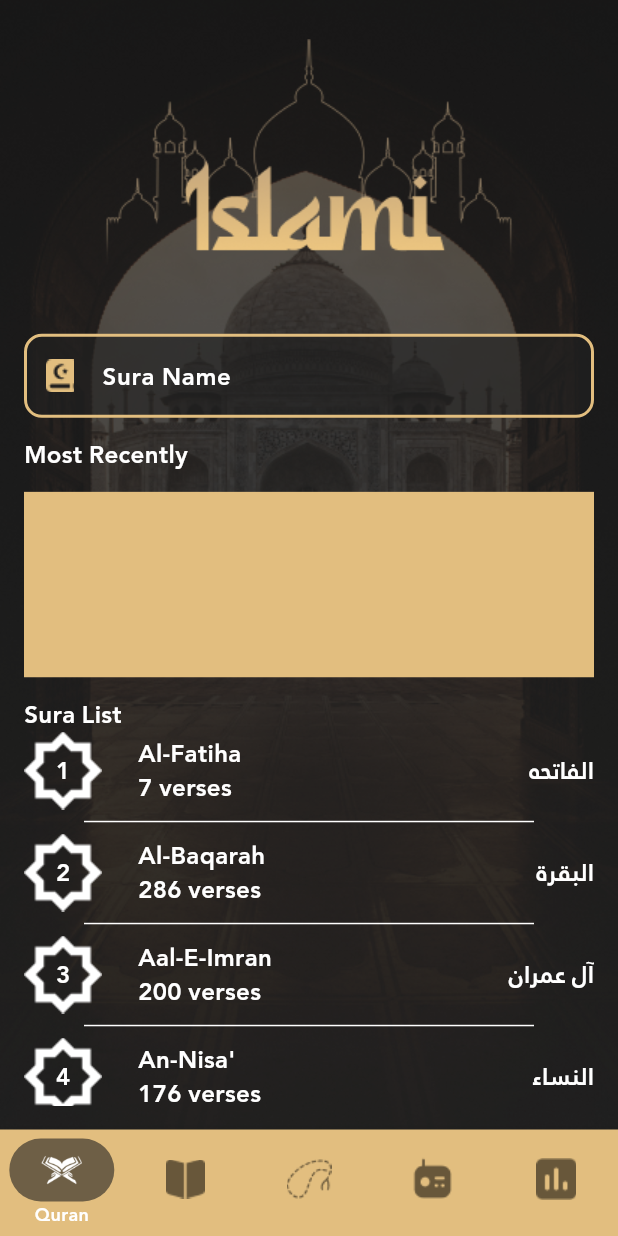
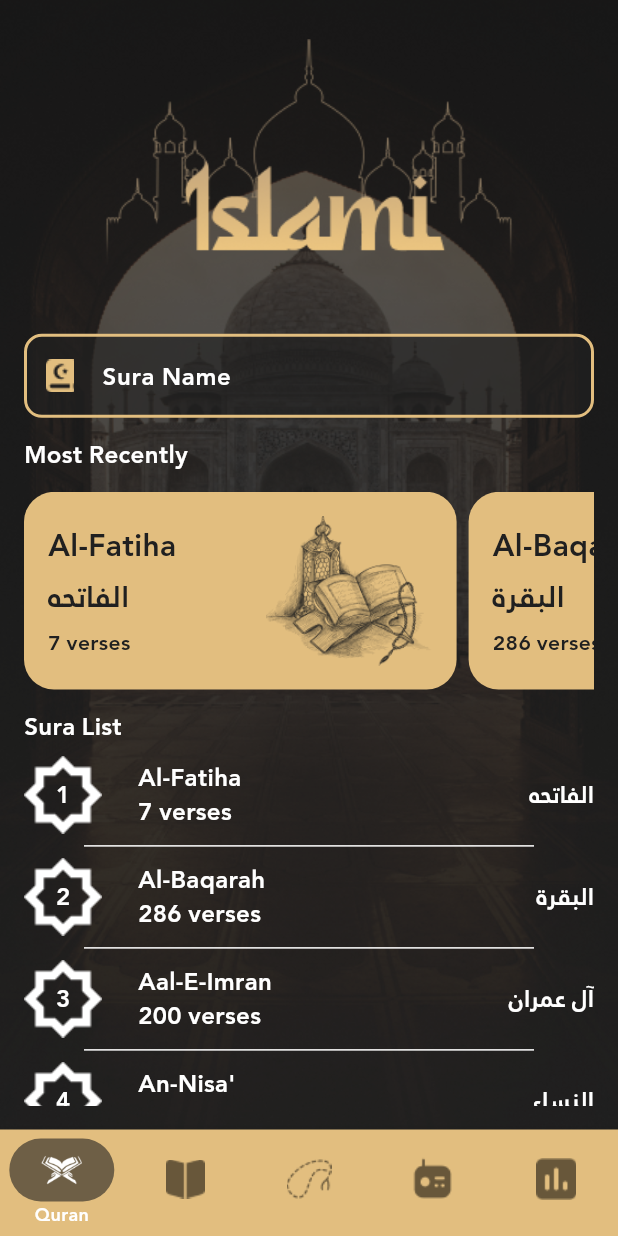
Before and after one commit to yousseftaher65/Islami-App, a Flutter app: the HomeScreen screen opened by its route, on a phone screen of 412 x 824 dp. Run offline on Flutter 3.47's test engine with Material 3 defaults, Android fonts, the phone set to English and light mode, and no system bars; our stand-ins replace introduction_screen, shared_preferences; accounts and stored records are empty.

Commit message:
fix some bugs in quran list , add shared preference package , add most recent list , and search sura logic

```diff
--- a/lib/ui/model/sura_model.dart
+++ b/lib/ui/model/sura_model.dart
@@ -3,9 +3,15 @@ class SuraModel {
   String nameEn;
   int versesNum;
   SuraModel(this.nameAr, this.nameEn, this.versesNum ,);
+
+   @override
+  String toString() {
+    return 'SuraModel(nameAr: $nameAr, nameEn: $nameEn, versesNum: $versesNum)';
+  }
 }
 
 abstract final class Suras {
+  static  List <SuraModel> searchResults = [];
   static final List<SuraModel> suraList = [
     SuraModel("الفاتحه", "Al-Fatiha", 7),
     SuraModel("البقرة", "Al-Baqarah", 286),
--- /dev/null
+++ b/lib/ui/screens/home/tabs/quran_tab/most_recent.dart
@@ -0,0 +1,70 @@
+import 'package:flutter/material.dart';
+import 'package:islami_pojo/ui/model/sura_model.dart';
+import 'package:islami_pojo/ui/screens/home/tabs/quran_tab/sura_details.dart';
+import 'package:islami_pojo/ui/theme/style.dart';
+
+class MostRecent extends StatelessWidget {
+  const MostRecent({
+    super.key,
+  });
+
+  @override
+  Widget build(BuildContext context) {
+    Size size = MediaQuery.sizeOf(context);
+    final sura = Suras.suraList;
+
+    return SizedBox(
+      height: size.height * 0.16,
+      child: ListView.separated(
+        separatorBuilder: (context, index) {
+          return const SizedBox(
+            width: 8,
+          );
+        },
+        itemCount: Suras.suraList.length,
+        scrollDirection: Axis.horizontal,
+        itemBuilder: (context, index) {
+          final item = sura[index];
+          return InkWell(
+            onTap: () {
+              Navigator.pushNamed(context, SuraDetails.tag, arguments: index);
+            },
+            overlayColor: WidgetStatePropertyAll(Colors.transparent),
+            child: Container(
+              padding: const EdgeInsets.all(16),
+              width: size.width * 0.70,
+              decoration: BoxDecoration(
+                borderRadius: BorderRadius.circular(20),
+                color: Style.primaryColor,
+              ),
+              child: Row(
+                mainAxisAlignment: MainAxisAlignment.spaceBetween,
+                children: [
+                  Column(
+                    crossAxisAlignment: CrossAxisAlignment.start,
+                    mainAxisAlignment: MainAxisAlignment.spaceEvenly,
+                    children: [
+                      Text(
+                        item.nameEn,
+                        style: TxtStyle.regular
+                            .copyWith(color: Style.secondaryColor),
+                      ),
+                      Text(item.nameAr,
+                          style: TxtStyle.regular
+                              .copyWith(color: Style.secondaryColor)),
+                      Text(
+                        '${item.versesNum} verses',
+                        style: TxtStyle.versesTxt2,
+                      ),
+                    ],
+                  ),
+                  Image.asset('assets/images/cardImage.png'),
+                ],
+              ),
+            ),
+          );
+        },
+      ),
+    );
+  }
+}
--- a/lib/ui/screens/home/tabs/quran_tab/quran_tab.dart
+++ b/lib/ui/screens/home/tabs/quran_tab/quran_tab.dart
@@ -1,47 +1,77 @@
 import 'package:flutter/material.dart';
+import 'package:islami_pojo/ui/model/sura_model.dart';
+import 'package:islami_pojo/ui/screens/home/tabs/quran_tab/most_recent.dart';
 import 'package:islami_pojo/ui/screens/home/tabs/quran_tab/sura_list.dart';
 import 'package:islami_pojo/ui/theme/style.dart';
 import 'package:islami_pojo/ui/widgets/search_field.dart';
 
-class QuranTab extends StatelessWidget {
+class QuranTab extends StatefulWidget {
   const QuranTab({super.key});
+
+  @override
+  State<QuranTab> createState() => _QuranTabState();
+}
+
+class _QuranTabState extends State<QuranTab> {
+  var userTxt = "";
+
+  @override
+  void initState() {
+    super.initState();
+  }
 
   @override
   Widget build(BuildContext context) {
     Size size = MediaQuery.sizeOf(context);
     return Padding(
-      padding: const EdgeInsets.only(left:  16.0 , right: 16.0 , bottom: 16),
+      padding: const EdgeInsets.only(left: 16.0, right: 16.0, bottom: 16),
       child: Column(
         crossAxisAlignment: CrossAxisAlignment.stretch,
         children: [
           Image.asset('assets/images/onBoarding_header.png'),
           SearchField(
-            controller: TextEditingController(),
+            onSearch: (txt) {
+        userTxt = txt;
+        print("userTxt : ${Suras.searchResults}");
+        setState(() {});
+      },
           ),
           SizedBox(
             height: size.height * 0.016,
           ),
-          Text(
+          const Text(
             'Most Recently',
             style: TxtStyle.mid,
           ),
           SizedBox(
             height: size.height * 0.016,
           ),
-          Container(
-            color: Style.primaryColor,
-            height: size.height * 0.15,
-          ),
+          Suras.searchResults.isNotEmpty ? SizedBox() : MostRecent(),
           SizedBox(
             height: size.height * 0.016,
           ),
-          Text(
-            'Sura List',
-            style: TxtStyle.mid,
-          ),
-          SuraList(),
+          SuraList(userTxt: userTxt,),
         ],
       ),
     );
   }
 }
+
+
+ // onSearch(String text) {
+  //   text = userTxt.toLowerCase();
+  //   Suras.searchResults.clear();
+  //   if (text.isEmpty) {
+  //     setState(() {});
+  //     return;
+  //   }
+
+  //   for (var data in Suras.suraList) {
+  //     if (data.nameAr.contains(text) ||
+  //         data.nameEn.toLowerCase().contains(text.toLowerCase())) {
+  //       Suras.searchResults.add(data);
+  //     }
+  //   }
+  //   print("${Suras.searchResults}");
+  //   setState(() {});
+  // }
--- a/lib/ui/screens/home/tabs/quran_tab/sura_list.dart
+++ b/lib/ui/screens/home/tabs/quran_tab/sura_list.dart
@@ -3,19 +3,31 @@ import 'package:islami_pojo/ui/model/sura_model.dart';
 import 'package:islami_pojo/ui/screens/home/tabs/quran_tab/sura_details.dart';
 import 'package:islami_pojo/ui/theme/style.dart';
 
-class SuraList extends StatefulWidget {
-  const SuraList({super.key});
+class SuraList extends StatelessWidget {
+  final String userTxt;
+  const SuraList({super.key, required this.userTxt});
 
   @override
-  State<SuraList> createState() => _SuraListState();
-}
+  Widget build(BuildContext context) {
+    Suras.searchResults.clear();
+    Suras.searchResults = Suras.suraList.where((sura) {
+      return sura.nameAr.contains(userTxt) || sura.nameEn.toLowerCase().contains(userTxt);
+    }).toList();
 
-class _SuraListState extends State<SuraList> {
-  @override
-  Widget build(BuildContext context) {
-    final suras = Suras.suraList;
+    final suras =
+        Suras.searchResults.isNotEmpty ? Suras.searchResults : Suras.suraList;
     return Expanded(
+      child: Column(
+        crossAxisAlignment: CrossAxisAlignment.start,
+        children: [
+          const Text(
+            'Sura List',
+            style: TxtStyle.mid,
+          ),
+          const SizedBox(height: 8),
+          Expanded(
             child: ListView.separated(
+                padding: EdgeInsets.zero,
                 separatorBuilder: (context, index) {
                   return const Divider(
                     color: Style.whiteColor,
@@ -27,11 +39,11 @@ class _SuraListState extends State<SuraList> {
                 itemBuilder: (context, index) {
                   final sura = suras[index];
                   return InkWell(
-              overlayColor: const WidgetStatePropertyAll(Colors.transparent),
+                    overlayColor:
+                        const WidgetStatePropertyAll(Colors.transparent),
                     onTap: () {
-                setState(() {
-                Navigator.pushNamed(context, SuraDetails.tag,arguments: index);
-                });
+                      Navigator.pushNamed(context, SuraDetails.tag,
+                          arguments: sura);
                     },
                     child: Row(
                       children: [
@@ -75,6 +87,9 @@ class _SuraListState extends State<SuraList> {
                     ),
                   );
                 }),
+          ),
+        ],
+      ),
     );
   }
 }
--- a/lib/ui/screens/introduction/intro_screen.dart
+++ b/lib/ui/screens/introduction/intro_screen.dart
@@ -1,5 +1,6 @@
 import 'package:flutter/material.dart';
 import 'package:introduction_screen/introduction_screen.dart';
+import 'package:islami_pojo/ui/cache/cache_helper.dart';
 import 'package:islami_pojo/ui/screens/home/home_screen.dart';
 import 'package:islami_pojo/ui/theme/style.dart';
 
@@ -41,7 +42,8 @@ class IntroScreen extends StatelessWidget {
           color: const Color(0xff707070)),
       globalBackgroundColor: Style.secondaryColor,
       showDoneButton: true,
-      onDone: () {
+      onDone: () async {
+       await CacheHelper.saveEligibility();
         Navigator.pushReplacementNamed(context, HomeScreen.tag);
       },
       showNextButton: true,
--- a/lib/ui/widgets/search_field.dart
+++ b/lib/ui/widgets/search_field.dart
@@ -3,43 +3,47 @@ import 'package:flutter/services.dart';
 import 'package:islami_pojo/ui/theme/style.dart';
 
 class SearchField extends StatelessWidget {
-  final TextEditingController controller;
-  const SearchField({super.key, required this.controller});
+  final void Function(String)? onSearch;
+  const SearchField({
+    super.key,
+    required this.onSearch,
+  });
 
   @override
   Widget build(BuildContext context) {
     return TextField(
       cursorColor: Style.primaryColor,
-      onChanged: (value) {
-
-      },
-      controller: controller,
+      onChanged: onSearch,
       inputFormatters: [LengthLimitingTextInputFormatter(15)],
       style: TxtStyle.mid,
       decoration: InputDecoration(
           contentPadding: const EdgeInsets.all(16),
-      prefixIcon: const ImageIcon(AssetImage('assets/images/quranIcon2.png'),color: Style.primaryColor,),
-      label: const Text('Sura Name' , style: TxtStyle.mid,),
+          prefixIcon: const ImageIcon(
+            AssetImage('assets/images/quranIcon2.png'),
+            color: Style.primaryColor,
+          ),
+          label: const Text(
+            'Sura Name',
+            style: TxtStyle.mid,
+          ),
           border: OutlineInputBorder(
               borderRadius: BorderRadius.circular(12),
-        borderSide: const BorderSide(width: 2 , color: Style.primaryColor)
-      ),
+              borderSide:
+                  const BorderSide(width: 2, color: Style.primaryColor)),
           enabledBorder: OutlineInputBorder(
               borderRadius: BorderRadius.circular(12),
-        borderSide: const BorderSide(width: 2 , color: Style.primaryColor)
-      ),
+              borderSide:
+                  const BorderSide(width: 2, color: Style.primaryColor)),
           disabledBorder: OutlineInputBorder(
               borderRadius: BorderRadius.circular(12),
-        borderSide: const BorderSide(width: 2 , color: Style.primaryColor)
-      ),
+              borderSide:
+                  const BorderSide(width: 2, color: Style.primaryColor)),
           focusedBorder: OutlineInputBorder(
               borderRadius: BorderRadius.circular(12),
-        borderSide: const BorderSide(width: 2 , color: Style.primaryColor)
-      ),
+              borderSide:
+                  const BorderSide(width: 2, color: Style.primaryColor)),
           filled: true,
-      fillColor: Style.accentColor
-
-      ),
+          fillColor: Style.accentColor),
     );
   }
 }
--- a/pubspec.yaml
+++ b/pubspec.yaml
@@ -11,6 +11,7 @@ dependencies:
     sdk: flutter
   flutter_native_splash: ^2.4.3
   introduction_screen: ^3.1.14
+  shared_preferences: ^2.3.3
 
 dev_dependencies:
   flutter_test:
```
Also changed, not shown: lib/main.dart (+9 -6 lines), lib/ui/cache/cache_helper.dart (added, +19 -0 lines), lib/ui/screens/home/tabs/quran_tab/sura_details.dart (+13 -16 lines), lib/ui/screens/splash_screen/splash_screen.dart (+7 -1 lines), assets/images/2.0x/cardImage@2x.png (added), assets/images/3.0x/cardImage@3x.png (added), assets/images/cardImage.png (added), pubspec.lock. Lines whose indentation alone changed are shown as unchanged.
